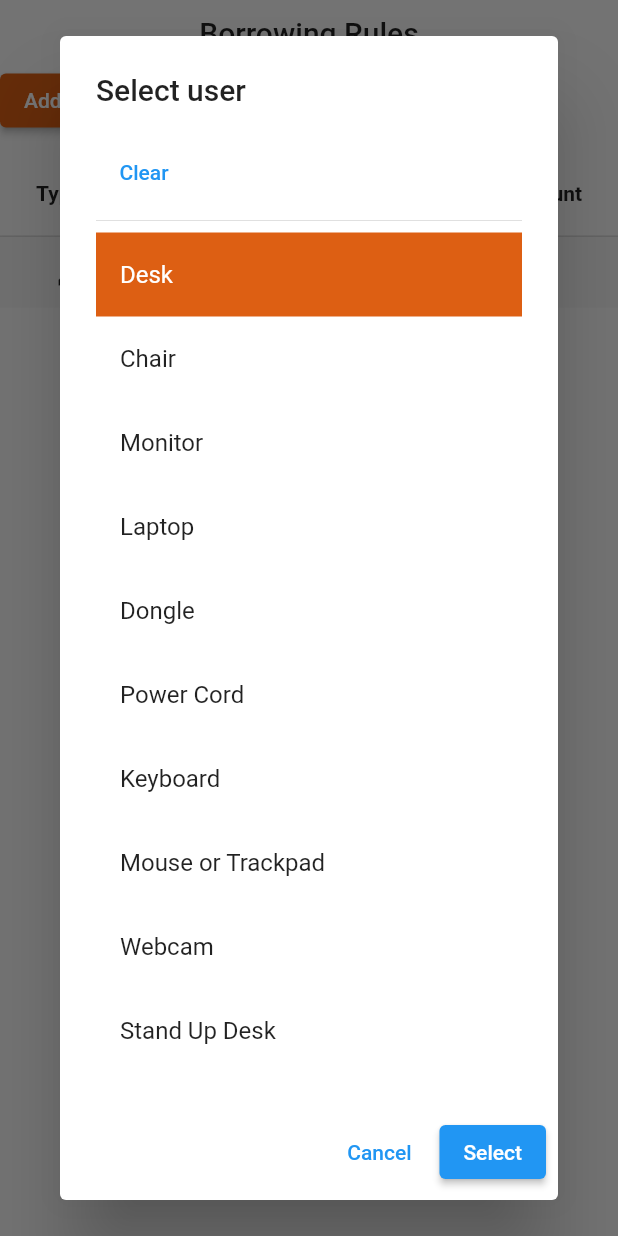
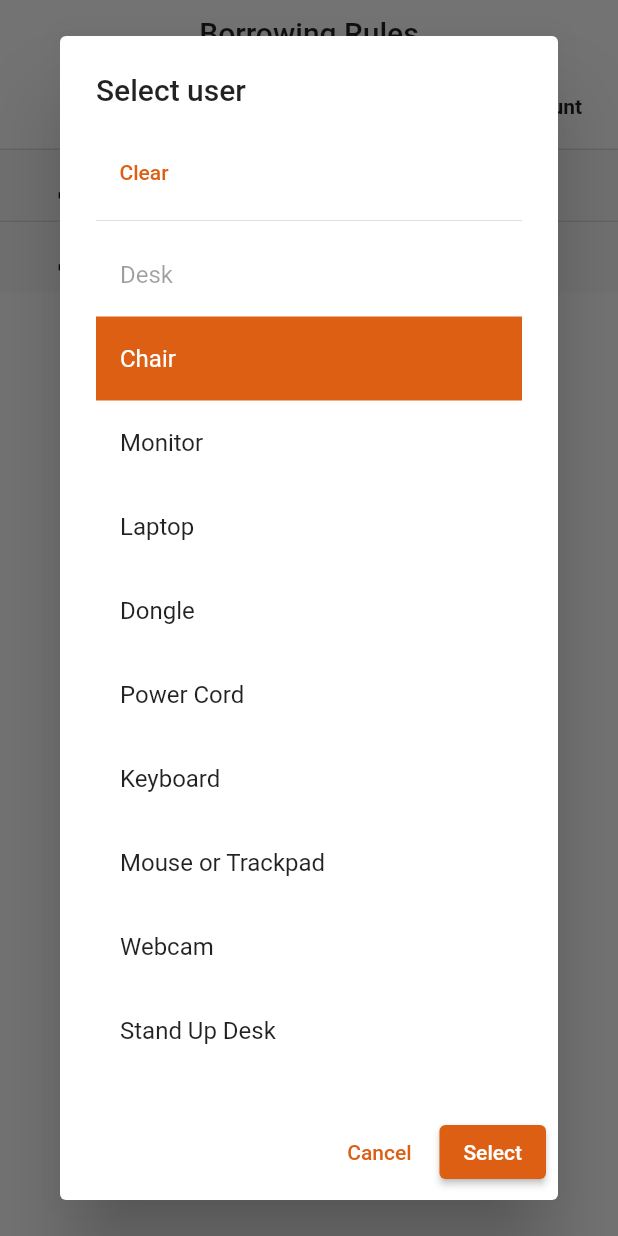
Before and after one commit to vehikl/spare-parts, a Flutter app: the BorrowingRulesSetting widget shown alone on an empty page, opened directly, after a tap on "Add Rule", after a tap on the "add" icon, after a tap on the "edit" icon, on a phone screen of 412 x 824 dp. Run offline on Flutter 3.47's test engine with Material 2 defaults, Android fonts, the phone set to English and light mode, and no system bars; our stand-ins replace cloud_firestore, cloud_functions, firebase_auth, firebase_core; missing offline and left inert: mockito; accounts and stored records are empty; generated files the repository leaves out were written again.

Commit message:
Simplify buttons

```diff
--- a/lib/pages/home_page/settings_view/borrowing_rules_setting/borrowing_rules_setting.dart
+++ b/lib/pages/home_page/settings_view/borrowing_rules_setting/borrowing_rules_setting.dart
@@ -15,6 +15,39 @@ part 'new_rule_button.dart';
 
 class BorrowingRulesSetting extends StatelessWidget {
   const BorrowingRulesSetting({super.key});
+
+  DataRow _buildRuleRow(BorrowingRule rule, List<BorrowingRule> rules) {
+    return DataRow(
+      cells: [
+        DataCell(
+          ItemTypeEditButton(
+            rule: rule,
+            existingRules: rules,
+          ),
+        ),
+        DataCell(
+          Row(
+            children: [
+              Flexible(child: Text(rule.type)),
+            ],
+          ),
+        ),
+        DataCell(
+          Row(
+            mainAxisAlignment: MainAxisAlignment.end,
+            children: [
+              if (rule.maxBorrowingCount == 1)
+                DeleteButton(rule: rule)
+              else
+                DecreaseButton(rule: rule),
+              Text(rule.maxBorrowingCount.toString()),
+              IncreaseButton(rule: rule),
+            ],
+          ),
+        ),
+      ],
+    );
+  }
 
   @override
   Widget build(BuildContext context) {
@@ -37,18 +70,12 @@ class BorrowingRulesSetting extends StatelessWidget {
 
             final rules =
                 snapshot.data!.where((rule) => rule.createdAt != null).toList();
-            rules.sort((a, b) => a.createdAt!.compareTo(b.createdAt!));
+            rules.sort((a, b) => b.createdAt!.compareTo(a.createdAt!));
 
             return Column(
               mainAxisSize: MainAxisSize.min,
+              crossAxisAlignment: CrossAxisAlignment.stretch,
               children: [
-                if (rules.isNotEmpty) ...[
-                  Align(
-                    alignment: Alignment.centerLeft,
-                    child: NewRuleButton(rules: rules),
-                  ),
-                  SizedBox(height: 10),
-                ],
                 if (rules.isEmpty) ...[
                   EmptyListState(
                     message: "No borrowing rules configured yet...",
@@ -59,7 +86,7 @@ class BorrowingRulesSetting extends StatelessWidget {
                   SizedBox(
                     height: 300,
                     child: Theme(
-                      data: ThemeData(
+                      data: Theme.of(context).copyWith(
                         scrollbarTheme: ScrollbarThemeData(
                           thumbVisibility: MaterialStatePropertyAll(true),
                         ),
@@ -71,40 +98,14 @@ class BorrowingRulesSetting extends StatelessWidget {
                           headingTextStyle:
                               TextStyle(fontWeight: FontWeight.bold),
                           columns: [
+                            DataColumn(
+                              label: NewRuleButton(rules: rules, isIcon: true),
+                            ),
                             DataColumn(label: Text('Type')),
                             DataColumn(label: Text('Max Count'), numeric: true),
                           ],
                           rows: rules
-                              .map(
-                                (rule) => DataRow(
-                                  cells: [
-                                    DataCell(
-                                      Row(
-                                        children: [
-                                          ItemTypeEditButton(
-                                            rule: rule,
-                                            existingRules: rules,
-                                          ),
-                                          Flexible(child: Text(rule.type)),
-                                        ],
-                                      ),
-                                    ),
-                                    DataCell(
-                                      Row(
-                                        children: [
-                                          if (rule.maxBorrowingCount == 1)
-                                            DeleteButton(rule: rule)
-                                          else
-                                            DecreaseButton(rule: rule),
-                                          Text(rule.maxBorrowingCount
-                                              .toString()),
-                                          IncreaseButton(rule: rule),
-                                        ],
-                                      ),
-                                    ),
-                                  ],
-                                ),
-                              )
+                              .map((rule) => _buildRuleRow(rule, rules))
                               .toList(),
                         ),
                       ),
--- a/lib/pages/home_page/settings_view/borrowing_rules_setting/new_rule_button.dart
+++ b/lib/pages/home_page/settings_view/borrowing_rules_setting/new_rule_button.dart
@@ -2,26 +2,37 @@ part of 'borrowing_rules_setting.dart';
 
 class NewRuleButton extends StatelessWidget {
   final List<BorrowingRule> rules;
+  final bool isIcon;
 
   const NewRuleButton({
     Key? key,
     required this.rules,
+    this.isIcon = false,
   }) : super(key: key);
+
+  void _handlePress(FirestoreService firestoreService) async {
+    final ruleTypes = rules.map((rule) => rule.type);
+    final firstAvailableType =
+        itemTypes.keys.firstWhere((type) => !ruleTypes.contains(type));
+    await firestoreService.addBorrowingRule(BorrowingRule(
+      type: firstAvailableType,
+      maxBorrowingCount: 1,
+    ));
+  }
 
   @override
   Widget build(BuildContext context) {
     final firestoreService = context.watch<FirestoreService>();
+    if (isIcon) {
+      return IconButton(
+        onPressed: () => _handlePress(firestoreService),
+        icon: Icon(Icons.add),
+        color: Theme.of(context).colorScheme.primary,
+      );
+    }
 
     return ElevatedButton(
-      onPressed: () async {
-        final ruleTypes = rules.map((rule) => rule.type);
-        final firstAvailableType = itemTypes.keys
-            .firstWhere((type) => !ruleTypes.contains(type));
-        await firestoreService.addBorrowingRule(BorrowingRule(
-          type: firstAvailableType,
-          maxBorrowingCount: 1,
-        ));
-      },
+      onPressed: () => _handlePress(firestoreService),
       child: Text('Add Rule'),
     );
   }
```
